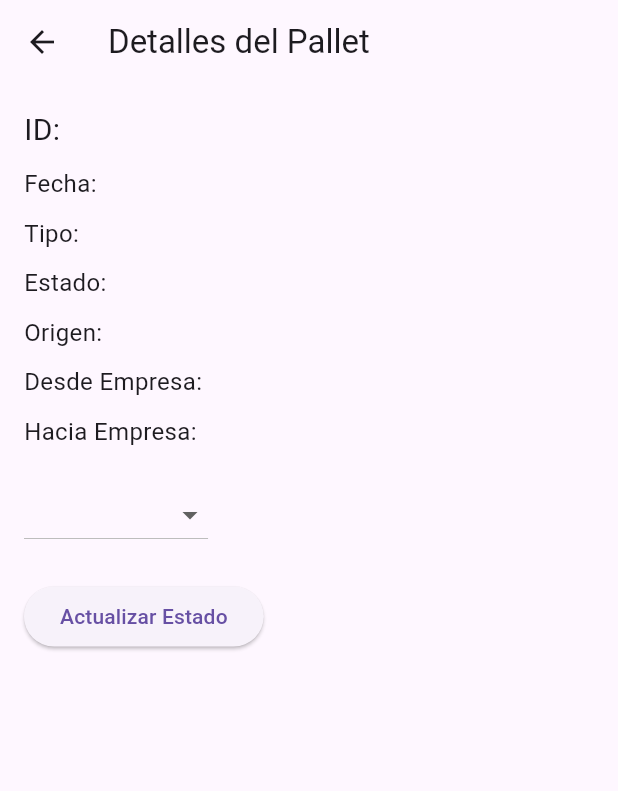
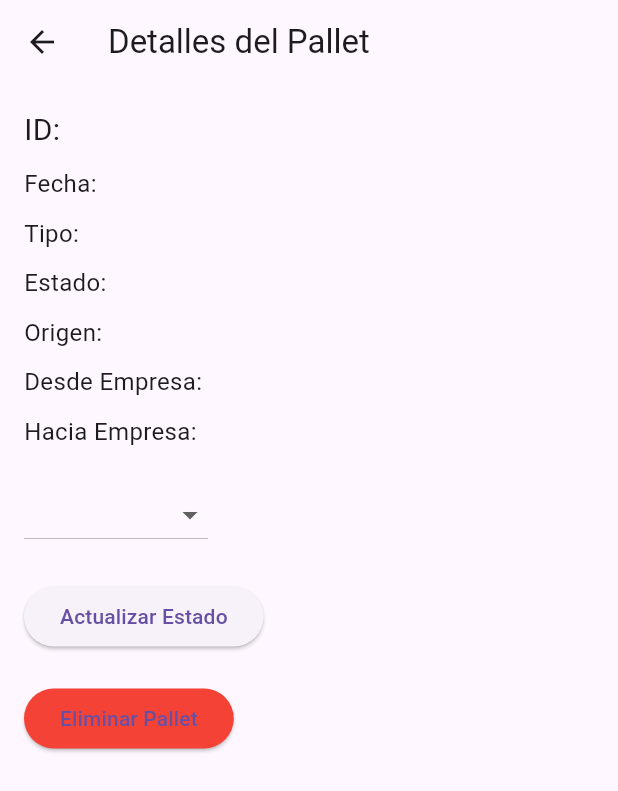
Before and after one commit to WellPlays24/pallet-reception-app, a Flutter app: the PalletDetailScreen screen opened directly with empty values, on a phone screen of 412 x 824 dp. Shown: the top 791 px of the screen. Run offline on Flutter 3.47's test engine with Material 3 defaults, Android fonts, the phone set to English and light mode, and no system bars; network calls fail.

Commit message:
feat: actualiza la lista de pallets después de cambiar el estado o eliminar un pallet

```diff
--- a/frontend/pallet_reception_frontend/lib/pallet_detail.dart
+++ b/frontend/pallet_reception_frontend/lib/pallet_detail.dart
@@ -3,8 +3,9 @@ import 'api_service.dart';  // Asegúrate de importar el servicio
 
 class PalletDetailScreen extends StatefulWidget {
   final Map<String, dynamic> pallet;
+  final Function refreshList; // Callback para actualizar la lista de pallets
 
-  PalletDetailScreen({required this.pallet});
+  PalletDetailScreen({required this.pallet, required this.refreshList});
 
   @override
   _PalletDetailScreenState createState() => _PalletDetailScreenState();
@@ -32,10 +33,26 @@ class _PalletDetailScreenState extends State<PalletDetailScreen> {
       // Verificar si la actualización fue exitosa
       if (response != null) {
         ScaffoldMessenger.of(context).showSnackBar(SnackBar(content: Text('Estado actualizado con éxito')));
+        widget.refreshList();  // Llamar al callback para actualizar la lista
         Navigator.pop(context); // Regresar a la lista de pallets
       }
     } catch (e) {
       ScaffoldMessenger.of(context).showSnackBar(SnackBar(content: Text('Error al actualizar el estado')));
+    }
+  }
+
+  // Función para eliminar el pallet
+  Future<void> _deletePallet() async {
+    try {
+      final response = await ApiService('http://localhost:3000').deletePallet(widget.pallet['id']);
+
+      if (response != null) {
+        ScaffoldMessenger.of(context).showSnackBar(SnackBar(content: Text('Pallet eliminado con éxito')));
+        widget.refreshList();  // Llamar al callback para actualizar la lista
+        Navigator.pop(context); // Regresar a la lista de pallets
+      }
+    } catch (e) {
+      ScaffoldMessenger.of(context).showSnackBar(SnackBar(content: Text('Error al eliminar el pallet')));
     }
   }
 
@@ -87,6 +104,14 @@ class _PalletDetailScreenState extends State<PalletDetailScreen> {
               onPressed: _updateEstado,
               child: Text('Actualizar Estado'),
             ),
+
+            // Botón para eliminar el pallet
+            SizedBox(height: 20),
+            ElevatedButton(
+              onPressed: _deletePallet,
+              child: Text('Eliminar Pallet'),
+              style: ElevatedButton.styleFrom(backgroundColor: Colors.red),
+            ),
           ],
         ),
       ),
```
Also changed, not shown: frontend/pallet_reception_frontend/lib/api_service.dart (+19 -0 lines), frontend/pallet_reception_frontend/lib/main.dart (+9 -2 lines).
